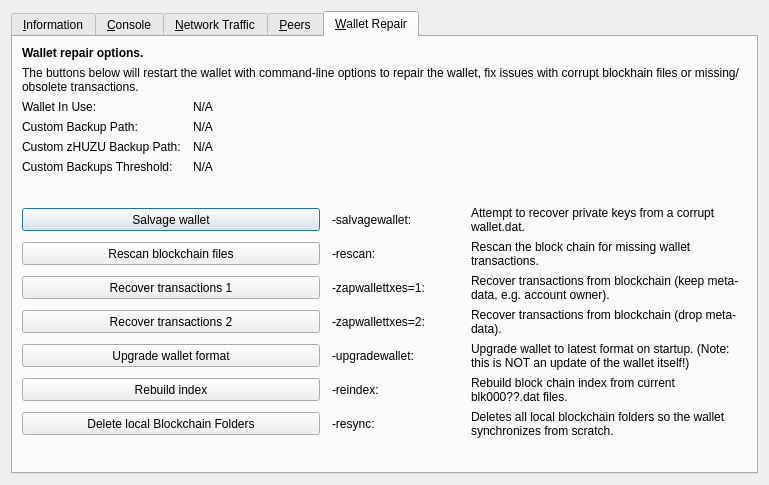
The window that src/qt/forms/rpcconsole.ui (unigrid-project/daemon) describes before a commit, drawn with Qt 5.
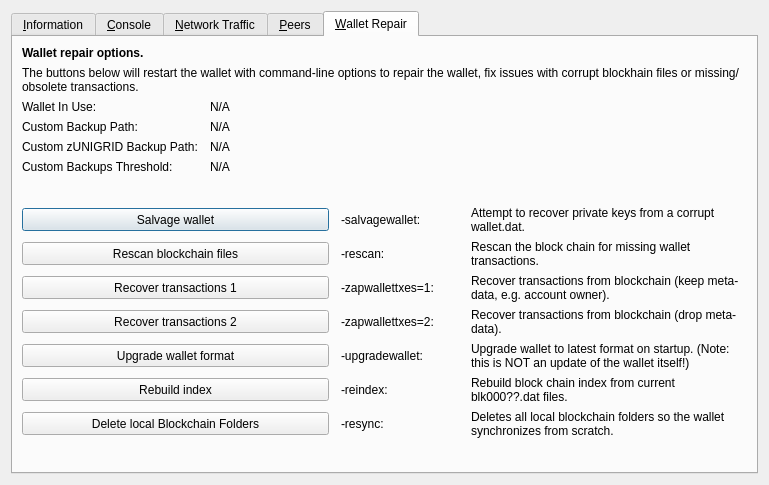
The same window after the commit. The open tabs and pages were chosen to show the change. Icons and pictures are not drawn. Custom widgets are drawn as their Qt base class.

Commit message: Migrate the whole repository to the UNIGRID brand

What changed in the file:
```diff
--- a/src/qt/forms/rpcconsole.ui
+++ b/src/qt/forms/rpcconsole.ui
@@ -1328,7 +1328,7 @@
        <item row="4" column="0">
         <widget class="QLabel" name="wallet_customzpivbackuppath_label">
          <property name="text">
-          <string>Custom zHUZU Backup Path:</string>
+          <string>Custom zUNIGRID Backup Path:</string>
          </property>
          <property name="visible">
           <bool>false</bool>
```
Left out of the diff: 6 changed lines with no effect on the pictures. The commit also changes 587 other files.
